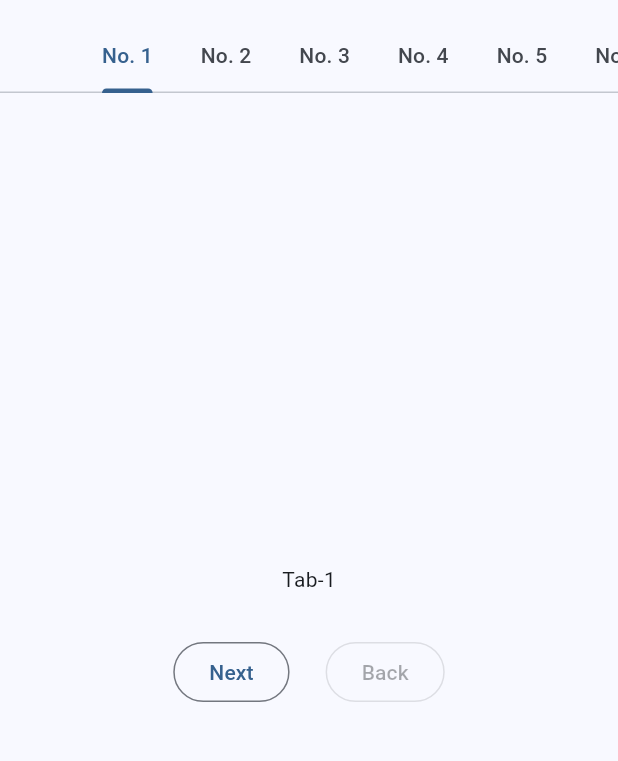
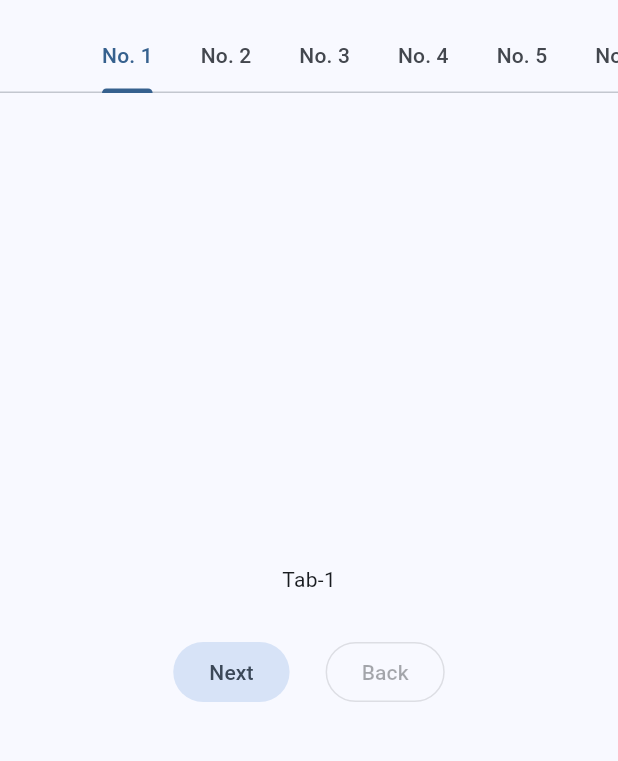
Before and after one commit to studiome/scroll_problem, a Flutter app: the screen it shows after launch, on a phone screen of 412 x 824 dp, the part 63-824 px from its top. Run offline on Flutter 3.47's test engine with Material 2 defaults, Android fonts, the light colour scheme and no system bars.

Commit message:
filled tonal

```diff
--- a/lib/main.dart
+++ b/lib/main.dart
@@ -90,6 +90,21 @@ class _MyHomePageState extends State<MyHomePage> {
               Padding(
                 padding: const EdgeInsets.all(12.0),
                 child: OutlinedButton(
+                  style: OutlinedButton.styleFrom(
+                      side: BorderSide.none,
+                      backgroundColor:
+                          Theme.of(context).colorScheme.secondaryContainer,
+                      foregroundColor:
+                          Theme.of(context).colorScheme.onSecondaryContainer,
+                      shadowColor: Theme.of(context).colorScheme.shadow,
+                      disabledBackgroundColor: Theme.of(context)
+                          .colorScheme
+                          .onSurface
+                          .withOpacity(0.12),
+                      disabledForegroundColor: Theme.of(context)
+                          .colorScheme
+                          .onSurface
+                          .withOpacity(0.38)),
                   onPressed: (i == maxTabNumber - 1)
                       ? null
                       : () {
```
